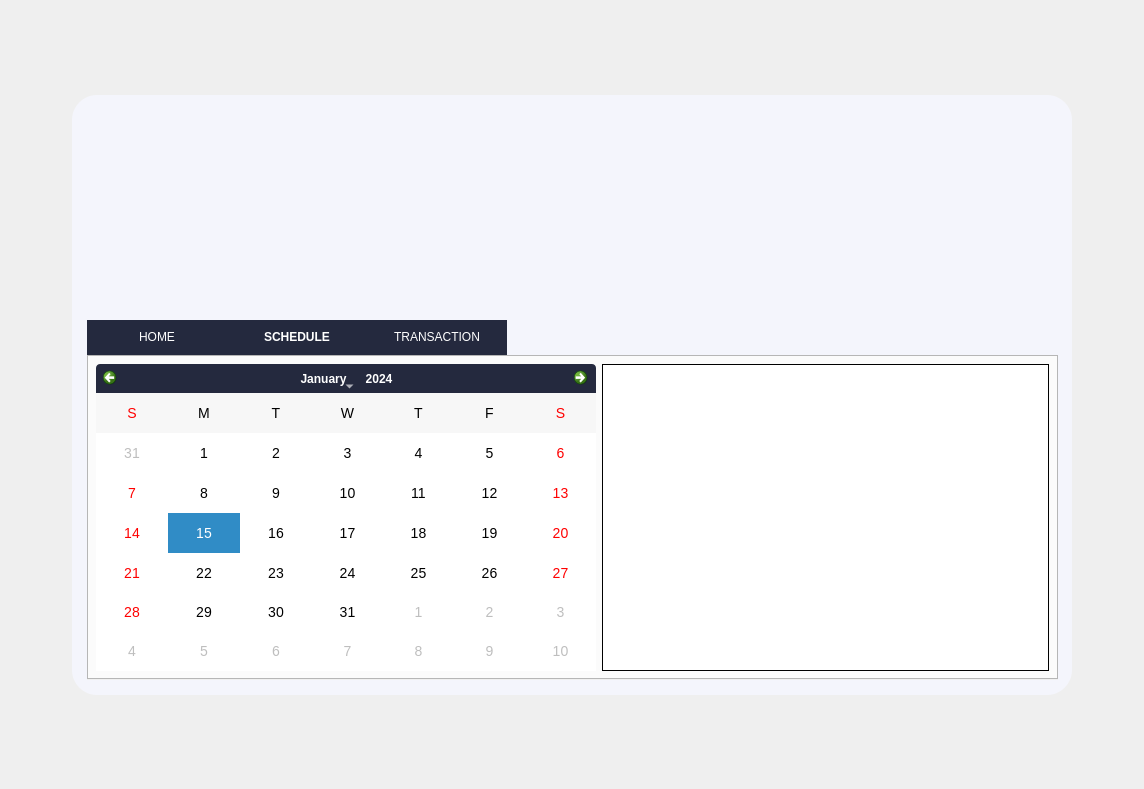
Before: the Qt Designer form ui/main.ui in shazkun/TRAVEL-WITH-ME, drawn with Qt 5.
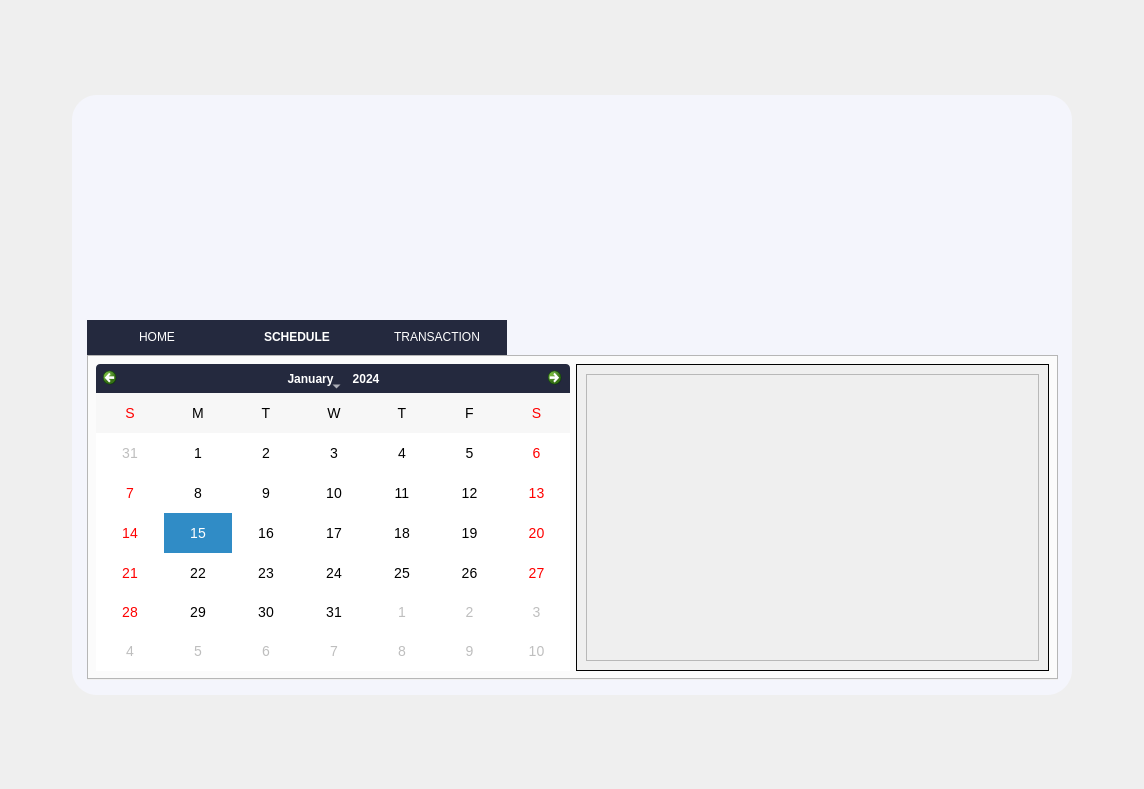
After: the same form once the commit is applied. Icons and pictures are not drawn.

Commit message: LIST WIDGET => SCROLL

What changed in the file:
```diff
--- a/ui/main.ui
+++ b/ui/main.ui
@@ -25,7 +25,7 @@
 
     border-image: url(:/img/BGMAIN.jpg);
 }
-#frame_5{
+#scrollArea{
 background-color: white;
 color: black;
 border: 1px solid black
@@ -717,18 +717,33 @@
                </widget>
               </item>
               <item>
-               <widget class="QFrame" name="frame_5">
+               <widget class="QScrollArea" name="scrollArea">
+                <property name="widgetResizable">
+                 <bool>true</bool>
+                </property>
+                <widget class="QWidget" name="scrollcontent">
+                 <property name="geometry">
+                  <rect>
+                   <x>0</x>
+                   <y>0</y>
+                   <width>470</width>
+                   <height>304</height>
+                  </rect>
+                 </property>
+                 <layout class="QGridLayout" name="gridLayout_6">
+                  <item row="0" column="0">
+                   <widget class="QFrame" name="profileframe">
                 <property name="frameShape">
                  <enum>QFrame::StyledPanel</enum>
                 </property>
                 <property name="frameShadow">
                  <enum>QFrame::Raised</enum>
                 </property>
-                <layout class="QGridLayout" name="gridLayout_7">
-                 <item row="0" column="0">
-                  <layout class="QGridLayout" name="profilelayout"/>
-                 </item>
-                </layout>
+                    <layout class="QGridLayout" name="gridLayout_7"/>
+                   </widget>
+                  </item>
+                 </layout>
+                </widget>
                </widget>
               </item>
              </layout>
```
Lines whose indentation alone changed are shown as unchanged. The commit also changes 1 other file.
